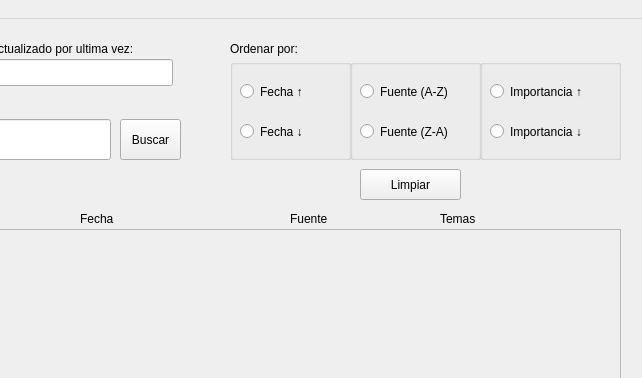
The window that JcNewsProject/mainwindow.ui (dev1d123/JcNews) describes before a commit, drawn with Qt 5; both pictures show x 540 to 1182 and y 0 to 378 of the 1182 by 735 pixel window.
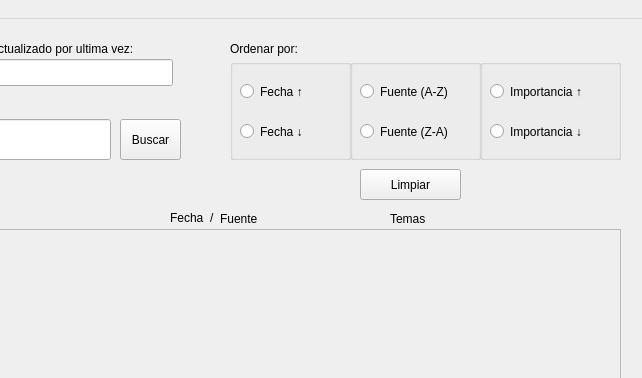
The same window after the commit.

The edit to the form file:
```diff
--- a/JcNewsProject/mainwindow.ui
+++ b/JcNewsProject/mainwindow.ui
@@ -509,20 +509,20 @@
    <widget class="QLabel" name="label_2">
     <property name="geometry">
      <rect>
-      <x>620</x>
-      <y>190</y>
+      <x>710</x>
+      <y>189</y>
       <width>70</width>
-      <height>19</height>
+      <height>20</height>
      </rect>
     </property>
     <property name="text">
-     <string>Fecha</string>
+     <string>Fecha  /</string>
     </property>
    </widget>
    <widget class="QLabel" name="label_3">
     <property name="geometry">
      <rect>
-      <x>830</x>
+      <x>760</x>
       <y>190</y>
       <width>70</width>
       <height>19</height>
@@ -535,7 +535,7 @@
    <widget class="QLabel" name="label_4">
     <property name="geometry">
      <rect>
-      <x>980</x>
+      <x>930</x>
       <y>190</y>
       <width>70</width>
       <height>19</height>
```
Left out of the diff: 6 changed lines with no effect on the pictures.
